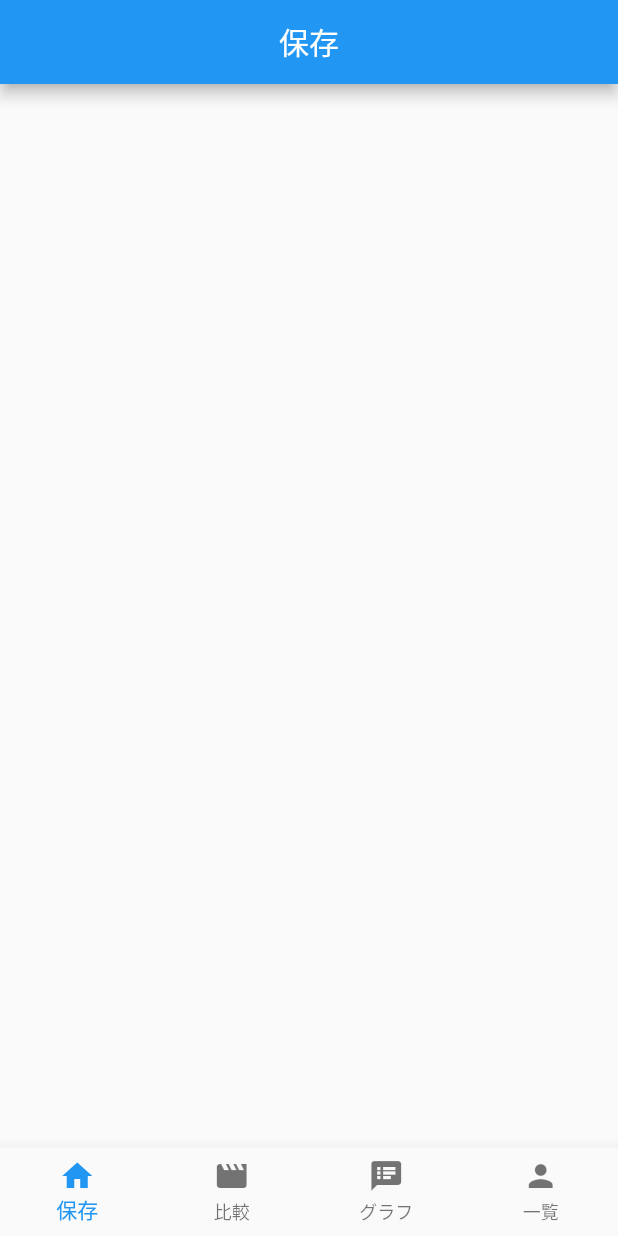
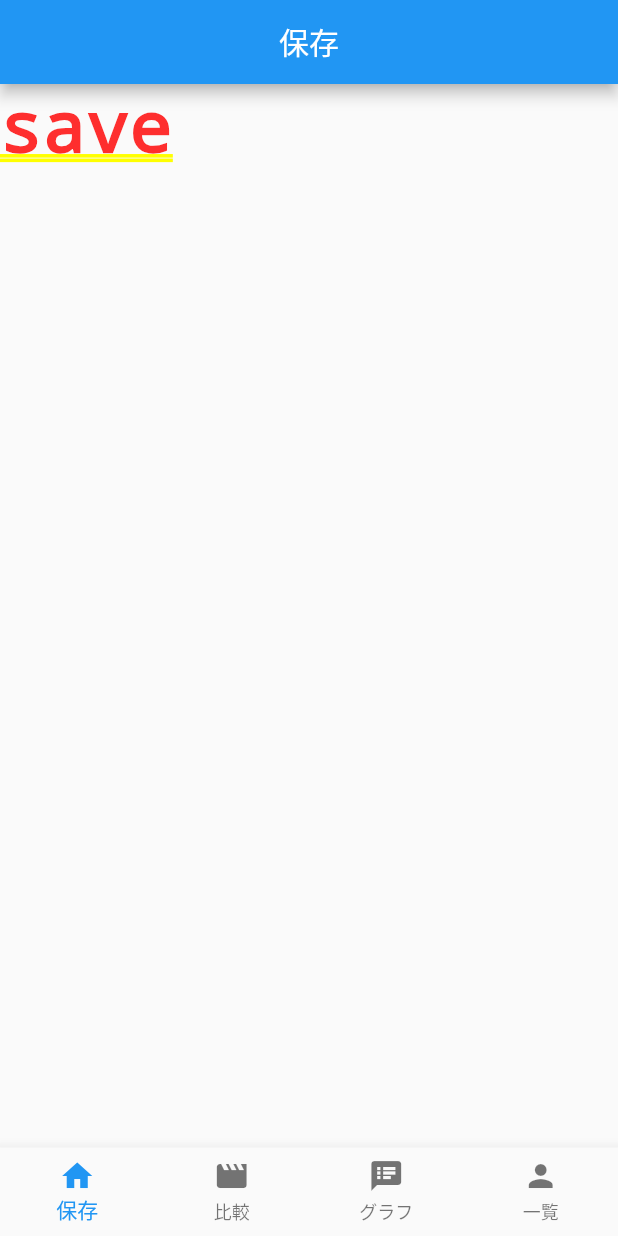
Before and after one commit to flutteruniv/weight-management, a Flutter app: the screen it shows after launch, on a phone screen of 412 x 824 dp. Run offline on Flutter 3.47's test engine with Material 2 defaults, Android fonts, the phone set to English and light mode, and no system bars.

Commit message:
トップページ作りました それぞれのページ作成とそのページに飛べるようになってるはず！

```diff
--- /dev/null
+++ b/lib/presentation/Graph/graph_page.dart
@@ -0,0 +1,10 @@
+import 'package:flutter/material.dart';
+
+class GraphPage extends StatelessWidget {
+  @override
+  Widget build(BuildContext context) {
+    return MaterialApp(
+      home: Text("graph"),
+    );
+  }
+}
--- /dev/null
+++ b/lib/presentation/carrender_save/carrender_save_page.dart
@@ -0,0 +1,10 @@
+import 'package:flutter/material.dart';
+
+class CarrenderSavePage extends StatelessWidget {
+  @override
+  Widget build(BuildContext context) {
+    return MaterialApp(
+      home: Text('save'),
+    );
+  }
+}
--- /dev/null
+++ b/lib/presentation/compare/compare_page.dart
@@ -0,0 +1,11 @@
+import 'package:flutter/cupertino.dart';
+import 'package:flutter/material.dart';
+
+class ComparePage extends StatelessWidget {
+  @override
+  Widget build(BuildContext context) {
+    return MaterialApp(
+      home: Text("compare"),
+    );
+  }
+}
--- /dev/null
+++ b/lib/presentation/list/list_page.dart
@@ -0,0 +1,10 @@
+import 'package:flutter/material.dart';
+
+class ListPage extends StatelessWidget {
+  @override
+  Widget build(BuildContext context) {
+    return MaterialApp(
+      home: Text("list"),
+    );
+  }
+}
--- a/lib/presentation/main/main.dart
+++ b/lib/presentation/main/main.dart
@@ -1,4 +1,8 @@
 import 'package:flutter/material.dart';
+import 'package:weight_management/presentation/Graph/graph_page.dart';
+import 'package:weight_management/presentation/carrender_save/carrender_save_page.dart';
+import 'package:weight_management/presentation/compare/compare_page.dart';
+import 'package:weight_management/presentation/list/list_page.dart';
 import 'package:weight_management/presentation/main/main_model.dart';
 import 'package:provider/provider.dart';
 
@@ -69,10 +73,10 @@ class TopPage extends StatelessWidget {
     final currentIndex = model.currentIndex;
     return Stack(
       children: <Widget>[
-        /*  _tabPage(currentIndex, 0, HomePage()),
-        _tabPage(currentIndex, 1, VimeoPage()),
-        _tabPage(currentIndex, 2, NotificationPage()),
-        _tabPage(currentIndex, 3, MyPage()),*/
+        _tabPage(currentIndex, 0, CarrenderSavePage()),
+        _tabPage(currentIndex, 1, ComparePage()),
+        _tabPage(currentIndex, 2, GraphPage()),
+        _tabPage(currentIndex, 3, ListPage()),
       ],
     );
   }
```
